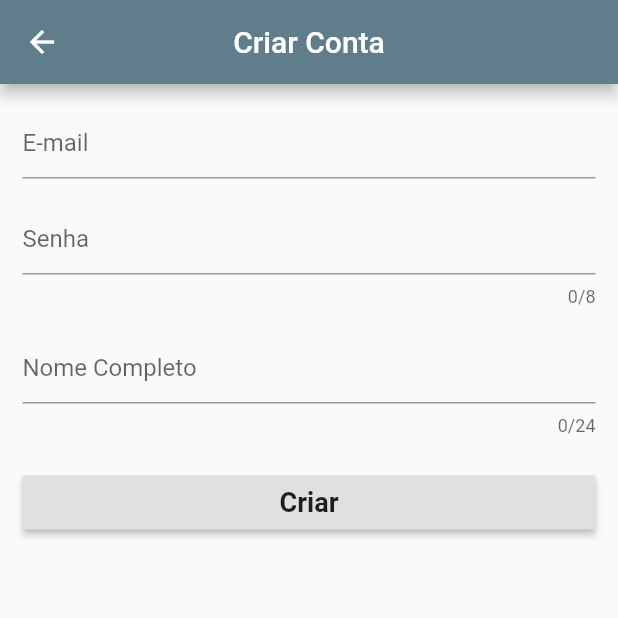
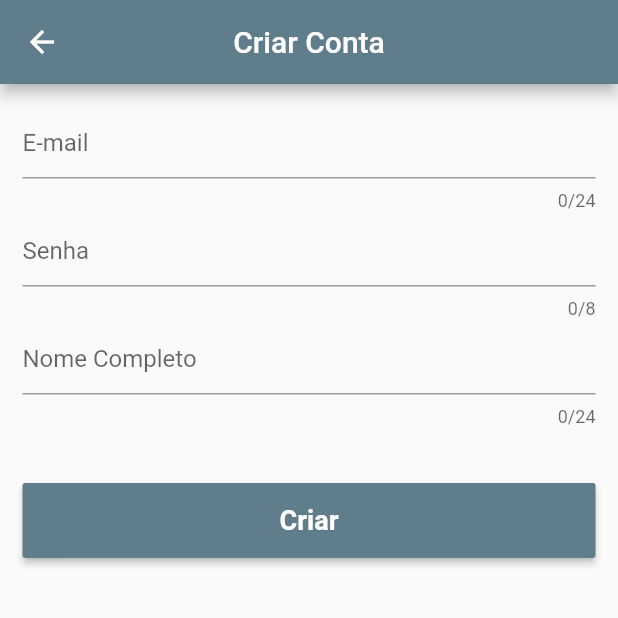
Before and after one commit to CelsoGomesEM/AppAcervosFlutter, a Flutter app: the CriaContaScreen screen opened directly, on a phone screen of 412 x 824 dp, the top half of it. Run offline on Flutter 3.47's test engine with Material 2 defaults, Android fonts, the phone set to English and light mode, and no system bars; our stand-ins replace file_picker.

Commit message:
Ajusta criaçao de conta

```diff
--- a/lib/screens/criaconta_screen.dart
+++ b/lib/screens/criaconta_screen.dart
@@ -25,13 +25,23 @@ class _CriaContaScreenState extends State<CriaContaScreen> {
         title: Text("Criar Conta"),
         centerTitle: true,
       ),
-      body: Form(
+      body: ScopedModelDescendant<SessaoUsuarioModel>(
+        builder: (context, child, model){
+
+          if(model.estaCarregando){
+            return Center(
+              child: CircularProgressIndicator(
+              ),
+            );
+          }
+          return Form(
             key: _formKey,
             child: ListView(
               padding: EdgeInsets.all(15.0),
               children: <Widget>[
                 TextFormField(
                   controller: _emailController,
+                  maxLength: 24,
                   decoration: InputDecoration(
                       hintText: 'E-mail'
                   ),
@@ -41,7 +51,7 @@ class _CriaContaScreenState extends State<CriaContaScreen> {
                   },
                 ),
                 SizedBox(
-                    height: 16.0,
+                  height: 2.0,
                 ),
                 TextFormField(
                   controller: _senhaController,
@@ -56,7 +66,7 @@ class _CriaContaScreenState extends State<CriaContaScreen> {
                   },
                 ),
                 SizedBox(
-                    height: 16.0,
+                  height: 2.0,
                 ),
                 TextFormField(
                   controller: _nomeController,
@@ -70,13 +80,19 @@ class _CriaContaScreenState extends State<CriaContaScreen> {
                   },
                 ),
                 SizedBox(
-                    height: 20.0,
+                  height: 2.0,
                 ),
-                  RaisedButton(
+                Container(
+                  margin: EdgeInsets.fromLTRB(0.0, 35.0, 0, 0),
+                  width: 358,
+                  height: 50,
+                  child: RaisedButton(
+                    color: Theme.of(context).primaryColor,
                     child: Text("Criar",
                       style: TextStyle(
                           fontSize: 18.0,
-                        fontWeight: FontWeight.bold
+                          fontWeight: FontWeight.bold,
+                          color: Colors.white
                       ),
                     ),
                     onPressed: (){
@@ -86,12 +102,15 @@ class _CriaContaScreenState extends State<CriaContaScreen> {
                           "senha" : _senhaController.text,
                           "email" : _emailController.text
                         };
-                        //model.registrarUsuario(usuarioDados, _onSucess, _onFail);
+                        model.registrarUsuario(usuarioDados, _onSucess, _onFail);
                       }
                     },
+                  ),
                 )
               ],
             ),
+          );
+        },
       ),
     );
   }
--- a/lib/screens/criapublicacao_screen.dart
+++ b/lib/screens/criapublicacao_screen.dart
@@ -80,15 +80,7 @@ class _CriaPublicacaoState extends State<CriaPublicacao> {
         centerTitle: true,
       ),
       key: _scafoldKey,
-      body: ScopedModelDescendant<PublicacaoModel>(
-          builder: (context, child, model){
-
-            //Faz Algo diferente tem que pensar em algo pra colocar no contexto de edição ainda não sei
-            if(model.estaEditando){
-
-            }
-
-            return Form(
+      body: Form(
               key: _formKey,
               child: ListView(
                 padding: EdgeInsets.all(15.0),
@@ -238,7 +230,7 @@ class _CriaPublicacaoState extends State<CriaPublicacao> {
                             "resumo" : _resumoController.text,
                             "documento": obtenhaBytesDoArquivoPdfSelecionado(),
                           };
-                          model.registrarPublicacao(dadosDaPublicacao, _onSucess, _onFail);
+                          //model.registrarPublicacao(dadosDaPublicacao, _onSucess, _onFail);
                         }
                         if(resultadoDialog){
                           resultadoDialog = await _ExibaDialogConfirmado(context);
@@ -253,10 +245,8 @@ class _CriaPublicacaoState extends State<CriaPublicacao> {
                   ),
                 ],
               ),
-            );
-          }
-      ),
-    );
+            ),
+         );
   }
 
   Future _ExibaDialogoDeConfirmacao(BuildContext context) {
--- a/lib/screens/detalhes_publicacao.dart
+++ b/lib/screens/detalhes_publicacao.dart
@@ -7,6 +7,7 @@ class DetalhesPublicacao extends StatelessWidget {
     return Scaffold(
       appBar: AppBar(
         title: Text("Detalhes"),
+        centerTitle: true,
       ),
       body: Container(
         color: Colors.green,
```
Lines whose indentation alone changed are shown as unchanged.
